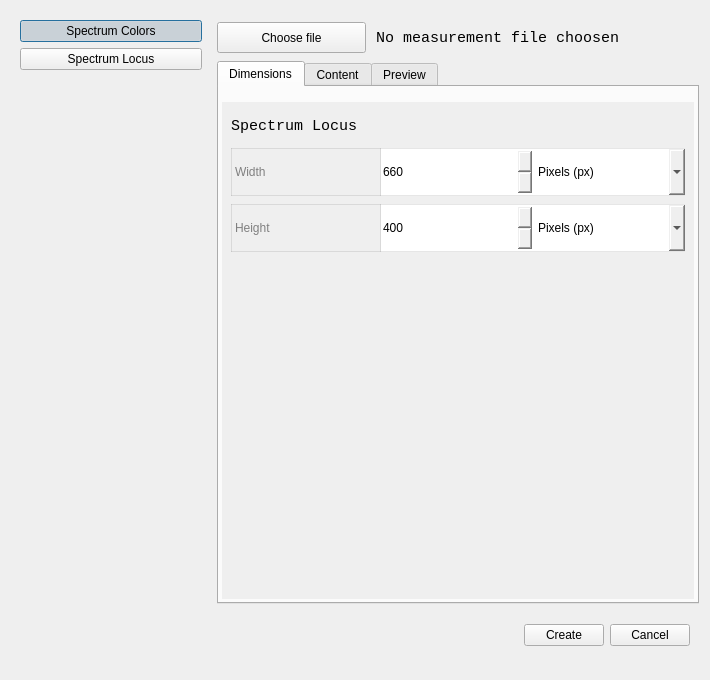
First picture: the form in src/ui/widget_creator_new.ui, repository ligerr13/PE_Spectroradiometer, before the edit.
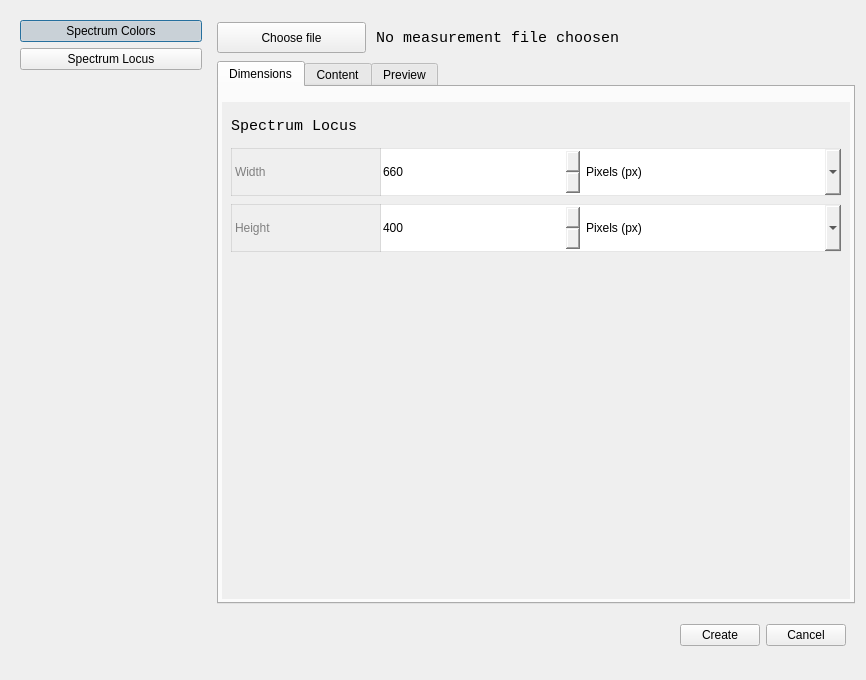
Second picture: the form after the edit. The open tabs and pages were chosen to show the change. Icons and pictures are not drawn.

The edit to the form file:
```diff
--- a/src/ui/widget_creator_new.ui
+++ b/src/ui/widget_creator_new.ui
@@ -6,7 +6,7 @@
    <rect>
     <x>0</x>
     <y>0</y>
-    <width>710</width>
+    <width>866</width>
     <height>680</height>
    </rect>
   </property>
@@ -610,8 +610,8 @@
                      <rect>
                       <x>0</x>
                       <y>0</y>
-                      <width>474</width>
-                      <height>500</height>
+                      <width>339</width>
+                      <height>166</height>
                      </rect>
                     </property>
                     <layout class="QVBoxLayout" name="verticalLayout_22">
```
Left out of the diff: 6 changed lines with no effect on the pictures.
